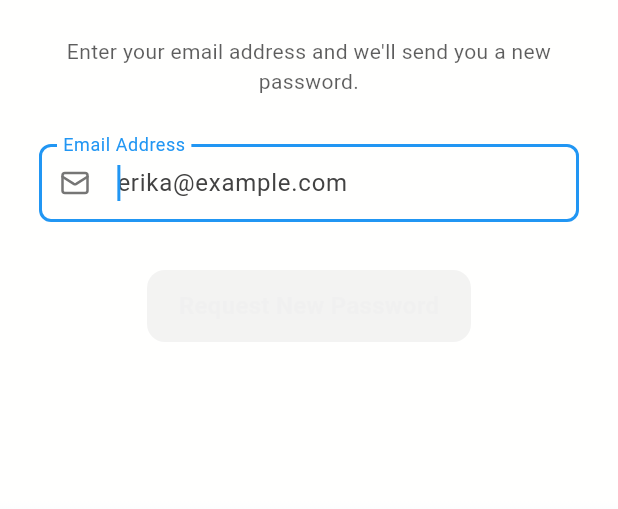
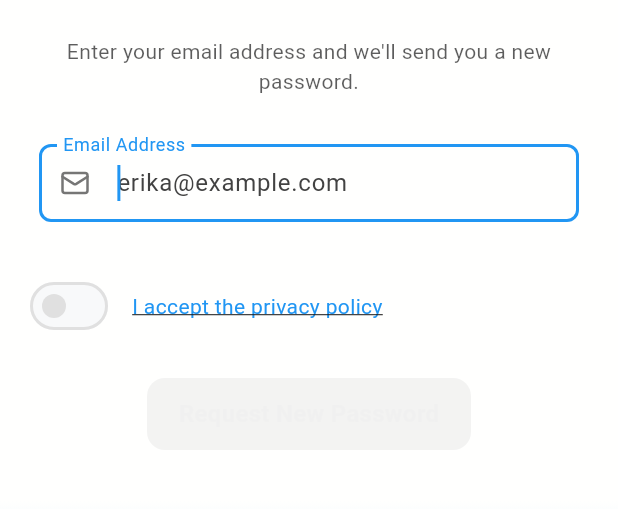
Before and after one commit to haregx/terminal_one, a Flutter app: the PasswordRequestScreen screen opened directly, on a phone screen of 412 x 824 dp, the part 159-668 px from its top. Run offline on Flutter 3.47's test engine with Material 3 defaults, Android fonts, the phone set to English and light mode, and no system bars; our stand-ins replace flutter_secure_storage, lucide_icons, shared_preferences; accounts and stored records are empty.

Commit message:
Priv´caySwitch and simple Srenne added

```diff
--- /dev/null
+++ b/lib/components/switches/privacy.dart
@@ -0,0 +1,49 @@
+import 'package:flutter/material.dart';
+import 'package:flutter/cupertino.dart';
+
+class PrivacySwitch extends StatelessWidget {
+  final bool value;
+  final ValueChanged<bool> onChanged;
+  final String label;
+  final VoidCallback? onLabelTap;
+
+  const PrivacySwitch({
+    super.key,
+    required this.value,
+    required this.onChanged,
+    this.label = 'I accept the privacy policy',
+    this.onLabelTap,
+  });
+
+  @override
+  Widget build(BuildContext context) {
+    final isIOS = Theme.of(context).platform == TargetPlatform.iOS;
+    return Row(
+      mainAxisAlignment: MainAxisAlignment.start,
+      children: [
+        isIOS
+            ? CupertinoSwitch(
+                value: value,
+                onChanged: onChanged,
+              )
+            : Switch(
+                value: value,
+                onChanged: onChanged,
+              ),
+        const SizedBox(width: 12),
+        Expanded(
+          child: GestureDetector(
+            onTap: onLabelTap,
+            child: Text(
+              label,
+              style: Theme.of(context).textTheme.bodyMedium?.copyWith(
+                decoration: onLabelTap != null ? TextDecoration.underline : null,
+                color: onLabelTap != null ? Theme.of(context).colorScheme.primary : null,
+              ),
+            ),
+          ),
+        ),
+      ],
+    );
+  }
+}
--- a/lib/screens/auth/password_request_screen.dart
+++ b/lib/screens/auth/password_request_screen.dart
@@ -11,6 +11,9 @@ import '../../components/inputs/input_email.dart';
 import '../../l10n/app_localizations.dart';
 import '../../widgets/app_logo.dart';
 import '../../widgets/glassmorphism_scaffold.dart';
+
+import '../../components/switches/privacy.dart';
+import '../common/privacy.dart';
 
 /// PasswordRequestScreen - Screen for requesting password reset
 ///
@@ -30,6 +33,7 @@ class _PasswordRequestScreenState extends State<PasswordRequestScreen> {
   final FocusNode _emailFocus = FocusNode();
   // Tracks if the entered email is valid
   bool _isEmailValid = false;
+  bool _privacyAccepted = false;
 
   @override
   void dispose() {
@@ -138,11 +142,27 @@ class _PasswordRequestScreenState extends State<PasswordRequestScreen> {
                                   ),
                                 ),
                                  SizedBox(height: LayoutConstants.codeInputButtonSpacing),
+                                // Privacy policy acceptance switch
+                                PrivacySwitch(
+                                  value: _privacyAccepted,
+                                  onChanged: (val) {
+                                    setState(() { _privacyAccepted = val; });
+                                  },
+                                  onLabelTap: () {
+                                    Navigator.of(context).push(
+                                      MaterialPageRoute(
+                                        builder: (context) => PrivacyScreen(),
+                                      ),
+                                    );
+                                  },
+                                  label: 'I accept the privacy policy',
+                                ),
+                                SizedBox(height: LayoutConstants.codeInputButtonSpacing),
                                 // Button to send password reset request
                                 PrimaryButton(
                                   label: AppLocalizations.of(context)!.sendPasswordRequest,
-                                  enabled: _isEmailValid,
-                                  onPressed: _isEmailValid ? _handlePasswordRequest : null,
+                                  enabled: _isEmailValid && _privacyAccepted,
+                                  onPressed: _isEmailValid && _privacyAccepted ? _handlePasswordRequest : null,
                                 ),
                               ],
                             ),
```
Also changed, not shown: lib/screens/auth/register_screen.dart (+19 -1 lines), lib/screens/common/privacy.dart (added, +28 -0 lines), 1 other file.
